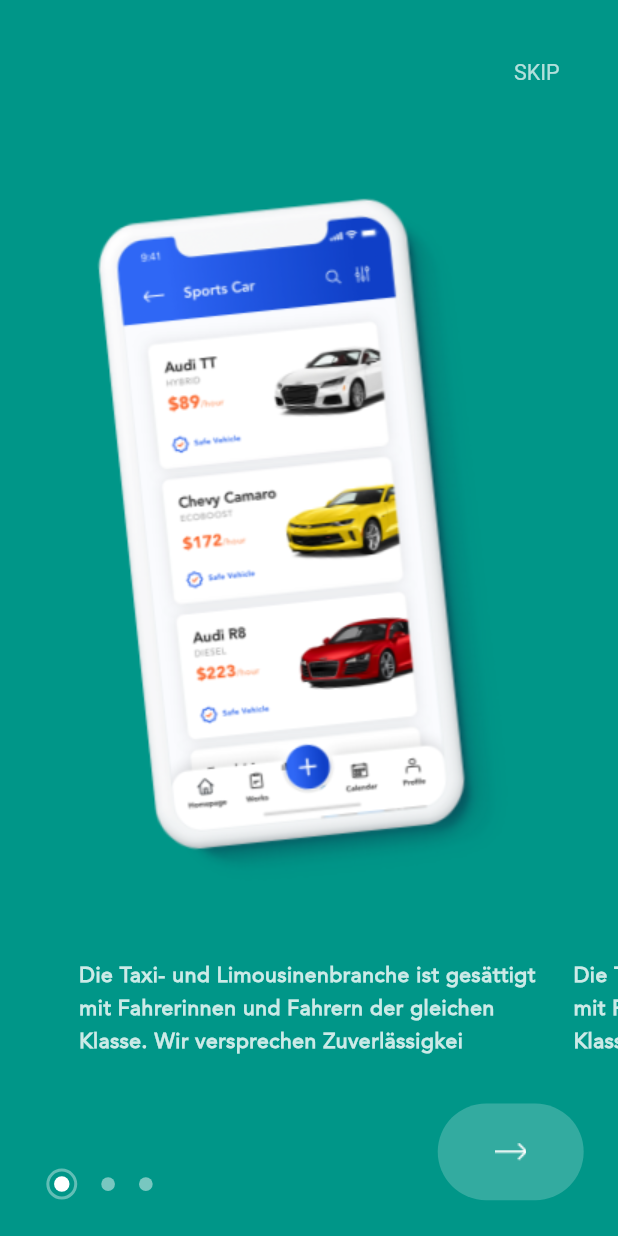
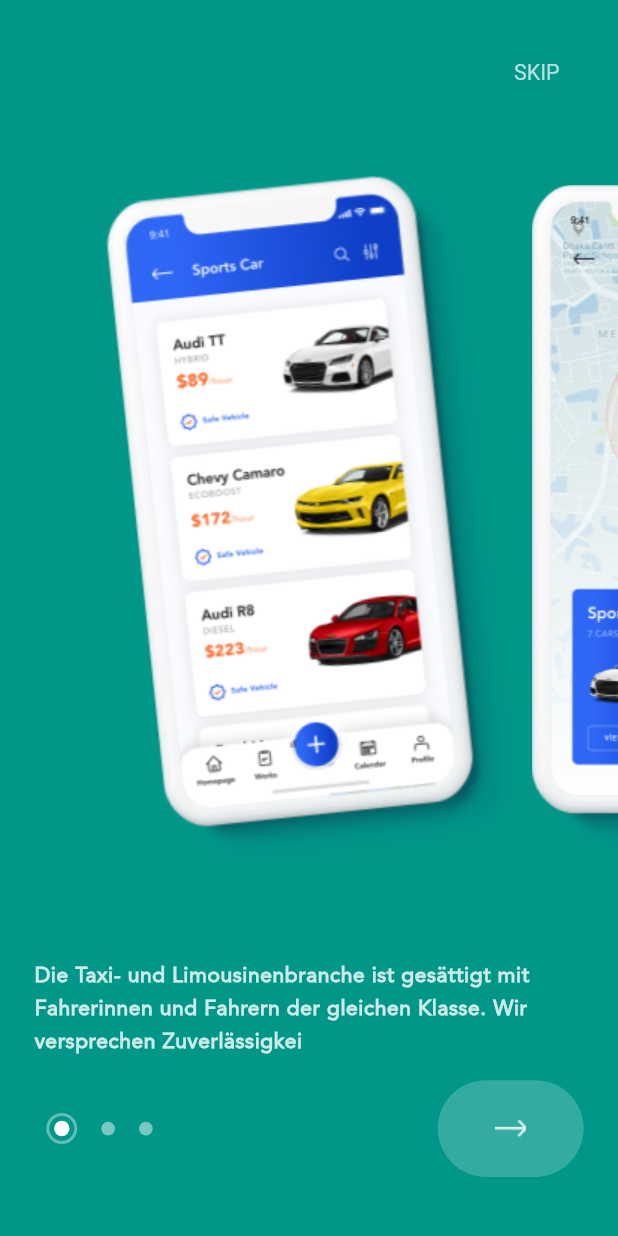
Before and after one commit to maazkhan1998/taxi4you, a Flutter app: the screen it shows after launch, on a phone screen of 412 x 824 dp. Run offline on Flutter 3.47's test engine with Material 2 defaults, Android fonts, the light colour scheme and no system bars; drawn by our look-alikes of scroll_snap_list; our stand-ins replace animated_bottom_navigation_bar, flutter_screenutil, google_maps_flutter; Roboto replaces fonts that are missing (medium).

Commit message:
second revision

```diff
--- a/lib/screens/onboarding.dart
+++ b/lib/screens/onboarding.dart
@@ -1,5 +1,6 @@
 import 'package:flutter/material.dart';
 import 'package:flutter_screenutil/flutter_screenutil.dart';
+import 'package:scroll_snap_list/scroll_snap_list.dart';
 import 'package:taxiforyou/screens/home.dart';
 import 'package:taxiforyou/utils/SizeConfig.dart';
 
@@ -11,8 +12,7 @@
 }
 
 class _OnBoardingScrState extends State<OnBoardingScr> {
-  PageController controller =
-      PageController(initialPage: 0, viewportFraction: 0.8);
+  ScrollController controller;
 
   Widget renderNextBtn() {
     return Image.asset('assets/arrow.png');
@@ -24,32 +24,14 @@
     'assets/Phone Right.png'
   ];
 
+  List<String> descList=[
+    'Die Taxi- und Limousinenbranche ist gesättigt mit Fahrerinnen und Fahrern der gleichen Klasse. Wir versprechen Zuverlässigkei',
+    'Die Taxi- und Limousinenbranche ist gesättigt mit Fahrerinnen und Fahrern der gleichen Klasse. Wir versprechen Zuverlässigkei',
+    'Die Taxi- und Limousinenbranche ist gesättigt mit Fahrerinnen und Fahrern der gleichen Klasse. Wir versprechen Zuverlässigkei'
+  ];
+
   introPage(String img, String descr, int index) {
-    return  Column(
-        crossAxisAlignment: CrossAxisAlignment.center,
-        children: [
-          Expanded(child: Image.asset(img,)),
-          SizedBox(
-            height: ScreenUtil().setHeight(10),
-          ),
-          Container(
-              width: double.infinity,
-              padding:
-                  EdgeInsets.symmetric(horizontal: ScreenUtil().setWidth(10)),
-              child: Text(
-                descr,
-                textAlign: TextAlign.left,
-                style: TextStyle(
-                  height: 1.6,
-                  fontFamily: 'roman',
-                  color: Colors.white.withOpacity(0.8),
-                  fontWeight: FontWeight.bold,
-                  letterSpacing: 0.4,
-                  fontSize: 14.0,
-                ),
-              ))
-        ],
-    );
+    return Center(child: Image.asset(img,));
   }
 
   int _currentPage = 0;
@@ -60,6 +42,13 @@
     }
     return list;
   }
+
+  initState(){
+    controller=ScrollController();
+    super.initState();
+  }
+
+  double position=0;
 
   Widget _indicator(bool isActive) {
     return isActive
@@ -97,8 +86,7 @@
   @override
   Widget build(BuildContext context) {
     MySize().init(context);
-    return SafeArea(
-      child: Scaffold(
+    return Scaffold(
       backgroundColor: Colors.teal[500].withOpacity(1),
       body: Column(
         children: [
@@ -119,22 +107,56 @@
                       fontSize: ScreenUtil().setHeight(12.0)),
                 )),
           ),
-            SizedBox(height: MySize.getScaledSizeHeight(40)),
           Expanded(
-                child: PageView.builder(
-              controller: controller,
-              itemCount: 3,
-              onPageChanged: (int page) {
-                setState(() {
-                  _currentPage = page;
-                });
+            child: ScrollSnapList(
+              listController: controller,
+              scrollDirection: Axis.horizontal,
+              updateOnScroll: true,
+              itemBuilder: (context,i)=>introPage(assetList[i], 'descr', i),
+              onItemFocus: (i){
+                if(i<_currentPage)position-=200;
+                setState(()=>_currentPage=i);
                 },
-              scrollDirection: Axis.horizontal,
-              physics: ClampingScrollPhysics(),
-              itemBuilder: (context, i) => introPage(
-                  assetList[i],
-                  'Die Taxi- und Limousinenbranche ist gesättigt mit Fahrerinnen und Fahrern der gleichen Klasse. Wir versprechen Zuverlässigkei',
-                  i),
+              itemCount: assetList.length,
+              itemSize: ScreenUtil().setWidth(240),
+              padding: EdgeInsets.all(0),
+              duration: 300,
+              curve: Curves.easeInOut,
+              margin: EdgeInsets.all(0),
+            ),
+          ),
+          // Expanded(
+          //     child: PageView.builder(
+          //   controller: controller,
+          //   itemCount: 3,
+          //   onPageChanged: (int page) {
+          //     setState(() {
+          //       _currentPage = page;
+          //     });
+          //   },
+          //   scrollDirection: Axis.horizontal,
+          //   physics: ClampingScrollPhysics(),
+          //   itemBuilder: (context, i) => introPage(
+          //       assetList[i],
+          //       'Die Taxi- und Limousinenbranche ist gesättigt mit Fahrerinnen und Fahrern der gleichen Klasse. Wir versprechen Zuverlässigkei',
+          //       i),
+          // )),
+          AnimatedContainer(
+            duration: Duration(milliseconds: 300),
+                width: double.infinity,
+                padding:
+                    EdgeInsets.symmetric(horizontal: ScreenUtil().setWidth(20)),
+                child: Text(
+                  descList[_currentPage],
+                  textAlign: TextAlign.left,
+                  style: TextStyle(
+                    height: 1.6,
+                    fontFamily: 'roman',
+                    color: Colors.white.withOpacity(0.8),
+                    fontWeight: FontWeight.bold,
+                    letterSpacing: 0.4,
+                    fontSize: 14.0,
+                  ),
                 )),
           Container(
             margin: EdgeInsets.only(bottom: ScreenUtil().setHeight(20)),
@@ -143,7 +165,7 @@
             height: ScreenUtil().setHeight(80.0),
             width: double.infinity,
             child: Row(
-                crossAxisAlignment: CrossAxisAlignment.end,
+              crossAxisAlignment: CrossAxisAlignment.center,
               mainAxisAlignment: MainAxisAlignment.spaceBetween,
               children: [
                 Row(
@@ -151,7 +173,10 @@
                 ),
                 GestureDetector(
                   onTap: (){
-                      if(_currentPage<2)controller.nextPage(duration: Duration(milliseconds: 300),curve: Curves.easeInOut);
+                    if(_currentPage<2){
+                      position+=200;
+                      controller.jumpTo(position);
+                    }
                     else Navigator.of(context).push(
                       MaterialPageRoute(
                         builder: (_)=>HomeScr()
@@ -173,7 +198,6 @@
           )
         ],
       ),
-      ),
     );
   }
 }
--- a/lib/widgets/fleetCard.dart
+++ b/lib/widgets/fleetCard.dart
@@ -17,7 +17,7 @@
   @override
   Widget build(BuildContext context) {
     return Container(
-      height: ScreenUtil().setHeight(250),
+      height: ScreenUtil().setHeight(270),
       margin: EdgeInsets.symmetric(vertical: ScreenUtil().setHeight(5), horizontal: ScreenUtil().setWidth(30)),
       decoration: BoxDecoration(
           color: Colors.white,
@@ -46,7 +46,7 @@
               style: TextStyle(
                   fontSize: ScreenUtil().setSp(20.0),
                   fontWeight: FontWeight.w400,
-                  color: Colors.black.withOpacity(0.7)),
+                  color: Color.fromRGBO(51, 51, 51, 1)),
             ),
             Text(
               'HYBRID',
--- a/pubspec.yaml
+++ b/pubspec.yaml
@@ -36,6 +36,7 @@
   animated_bottom_navigation_bar: ^0.3.2
   auto_size_text: ^2.1.0
   provider: ^5.0.0
+  scroll_snap_list: ^0.8.1
 
 dev_dependencies:
   flutter_test:
```
Also changed, not shown: lib/screens/contact.dart (+5 -5 lines), lib/screens/homeView.dart (+7 -7 lines), lib/widgets/dialogs.dart (+4 -4 lines), pubspec.lock. Lines whose indentation alone changed are shown as unchanged.
